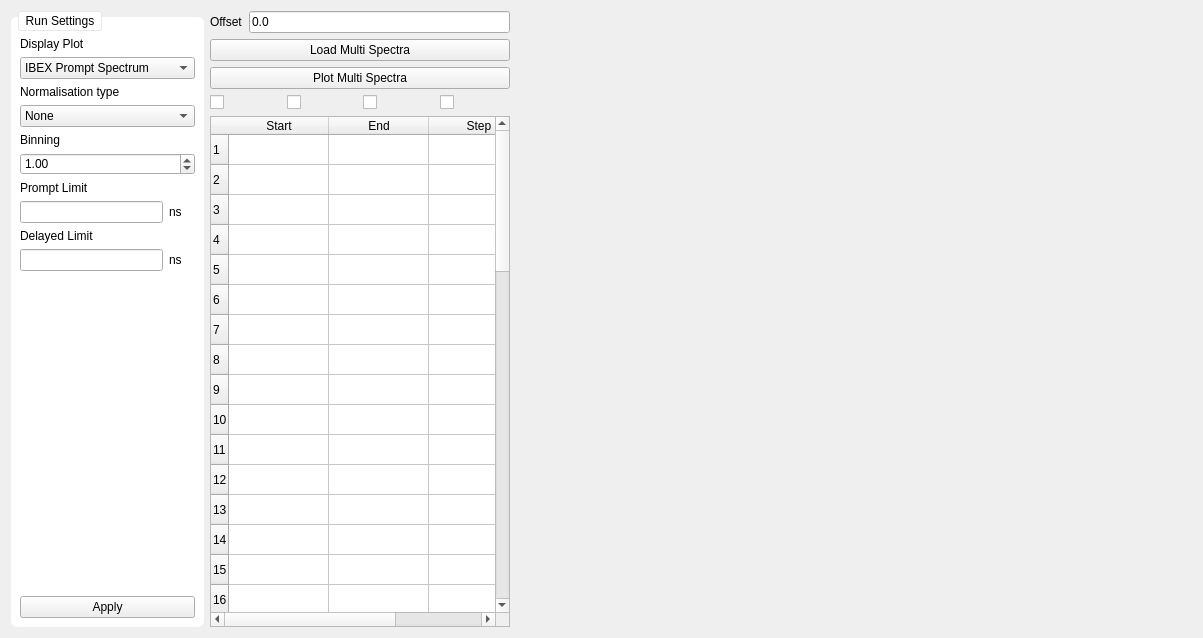
The window that src/EVA/gui/ui_files/multiplot.ui (ISISMuon/EVA) describes before a commit, drawn with Qt 5.
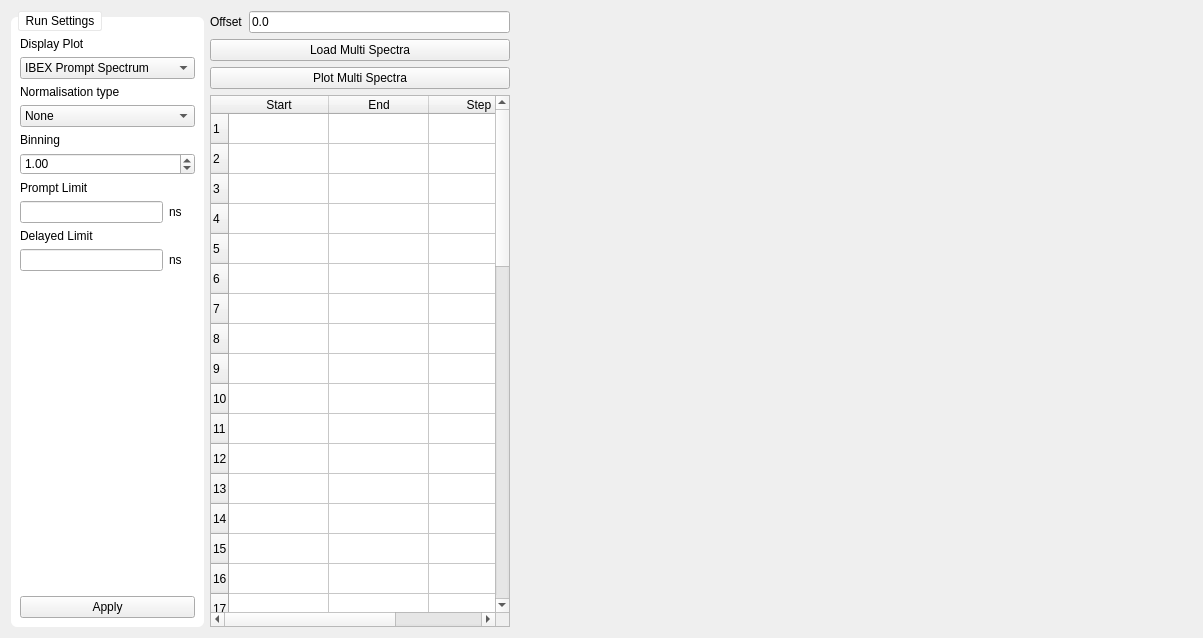
The same window after the commit. Custom widgets are drawn as their Qt base class.

Commit message: Make multiplot view checkbox creation logic dynamic to match new dynamic detector channel format in run class

The edit to the form file:
```diff
--- a/src/EVA/gui/ui_files/multiplot.ui
+++ b/src/EVA/gui/ui_files/multiplot.ui
@@ -277,20 +277,7 @@
       </layout>
      </item>
      <item>
-      <layout class="QHBoxLayout" name="detector_select_layout">
-       <item>
-        <widget class="QCheckBox" name="det1_checkbox"/>
-       </item>
-       <item>
-        <widget class="QCheckBox" name="det2_checkbox"/>
-       </item>
-       <item>
-        <widget class="QCheckBox" name="det3_checkbox"/>
-       </item>
-       <item>
-        <widget class="QCheckBox" name="det4_checkbox"/>
-       </item>
-      </layout>
+      <layout class="QGridLayout" name="detector_select_layout"/>
      </item>
      <item>
       <widget class="BaseTable" name="RunListTable">
```
The commit also changes 4 other files.
